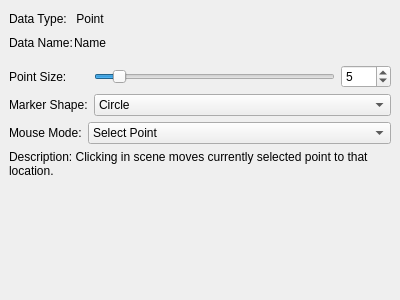
Above: src/WhiskerToolbox/Media_Widget/MediaPoint_Widget/MediaPoint_Widget.ui from paulmthompson/WhiskerToolbox before the change. Below: the same form after it.
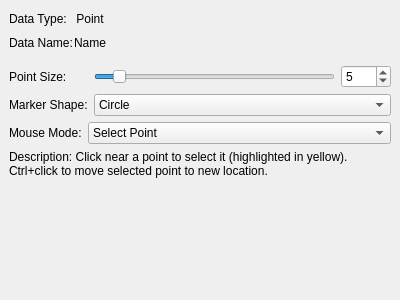
That is the form after the change. Custom widgets are drawn as their Qt base class.

Commit message: better point selection methods

```diff
--- a/src/WhiskerToolbox/Media_Widget/MediaPoint_Widget/MediaPoint_Widget.ui
+++ b/src/WhiskerToolbox/Media_Widget/MediaPoint_Widget/MediaPoint_Widget.ui
@@ -281,7 +281,7 @@
         </sizepolicy>
        </property>
        <property name="text">
-        <string>Description: Clicking in scene moves currently selected point to that location.</string>
+        <string>Description: Click near a point to select it (highlighted in yellow). Ctrl+click to move selected point to new location.</string>
        </property>
        <property name="wordWrap">
         <bool>true</bool>
```
The commit also changes 6 other files.
